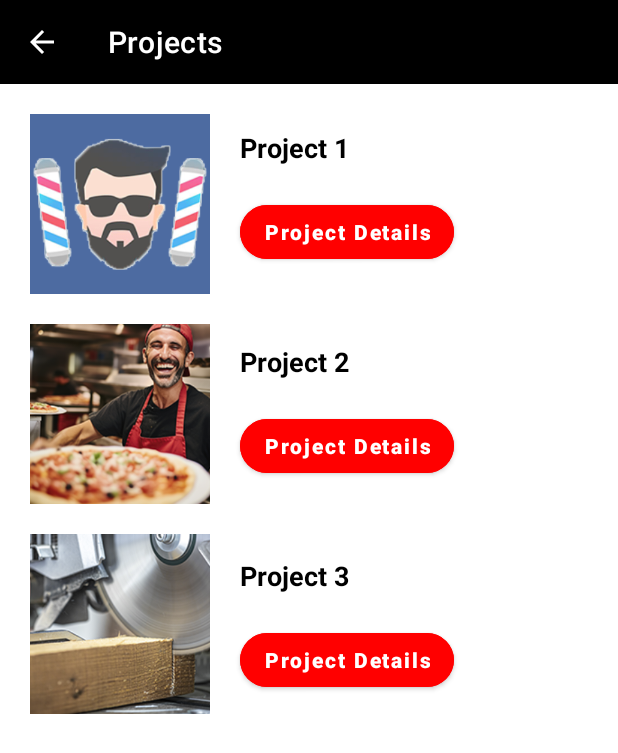
After one commit to KlausKurth/APP-MyProjectPortfolio, an Android app: the Project screen opened directly, with no data from a screen before it, on a phone screen of 412 x 824 dp. The commit adds this screen. Shown: the top 753 px of the screen. Run offline under Robolectric (Android 15) with nearby library versions, the phone set to English and light mode, and no system bars.

Commit message:
FEAT Fake interface

```diff
--- /dev/null
+++ b/app/src/main/java/com/techkurth/app_myprojectportfolio/Project.kt
@@ -0,0 +1,35 @@
+package com.techkurth.app_myprojectportfolio
+
+import android.os.Bundle
+import androidx.activity.enableEdgeToEdge
+import androidx.appcompat.app.AppCompatActivity
+import androidx.core.view.ViewCompat
+import androidx.core.view.WindowInsetsCompat
+import com.techkurth.app_myprojectportfolio.databinding.ActivityContactBinding
+import com.techkurth.app_myprojectportfolio.databinding.ActivityProjectBinding
+
+class Project : AppCompatActivity() {
+
+    private lateinit var binding: ActivityProjectBinding
+
+    override fun onCreate(savedInstanceState: Bundle?) {
+        super.onCreate(savedInstanceState)
+
+        binding = ActivityProjectBinding.inflate(layoutInflater)
+        setContentView(binding.root)
+
+        enableEdgeToEdge()
+        ViewCompat.setOnApplyWindowInsetsListener(findViewById(R.id.main)) { v, insets ->
+            val systemBars = insets.getInsets(WindowInsetsCompat.Type.systemBars())
+            v.setPadding(systemBars.left, systemBars.top, systemBars.right, systemBars.bottom)
+            insets
+        }
+
+        val toolbarProject = binding.toolbarProject
+        toolbarProject.setNavigationOnClickListener {
+            finish()
+        }
+
+
+    }
+}
--- /dev/null
+++ b/app/src/main/res/drawable/ic_back.xml
@@ -0,0 +1,5 @@
+<vector xmlns:android="http://schemas.android.com/apk/res/android" android:autoMirrored="true" android:height="24dp" android:tint="#FFFFFF" android:viewportHeight="24" android:viewportWidth="24" android:width="24dp">
+
+    <path android:fillColor="@android:color/white" android:pathData="M20,11H7.83l5.59,-5.59L12,4l-8,8 8,8 1.41,-1.41L7.83,13H20v-2z"/>
+
+</vector>
--- /dev/null
+++ b/app/src/main/res/drawable/ic_email.xml
@@ -0,0 +1,5 @@
+<vector xmlns:android="http://schemas.android.com/apk/res/android" android:height="24dp" android:tint="#38A779" android:viewportHeight="24" android:viewportWidth="24" android:width="24dp">
+
+    <path android:fillColor="@android:color/white" android:pathData="M20,4L4,4c-1.1,0 -1.99,0.9 -1.99,2L2,18c0,1.1 0.9,2 2,2h16c1.1,0 2,-0.9 2,-2L22,6c0,-1.1 -0.9,-2 -2,-2zM20,8l-8,5 -8,-5L4,6l8,5 8,-5v2z"/>
+
+</vector>
--- /dev/null
+++ b/app/src/main/res/drawable/ic_phone.xml
@@ -0,0 +1,5 @@
+<vector xmlns:android="http://schemas.android.com/apk/res/android" android:height="24dp" android:tint="#38A779" android:viewportHeight="24" android:viewportWidth="24" android:width="24dp">
+
+    <path android:fillColor="@android:color/white" android:pathData="M6.62,10.79c1.44,2.83 3.76,5.14 6.59,6.59l2.2,-2.2c0.27,-0.27 0.67,-0.36 1.02,-0.24 1.12,0.37 2.33,0.57 3.57,0.57 0.55,0 1,0.45 1,1V20c0,0.55 -0.45,1 -1,1 -9.39,0 -17,-7.61 -17,-17 0,-0.55 0.45,-1 1,-1h3.5c0.55,0 1,0.45 1,1 0,1.25 0.2,2.45 0.57,3.57 0.11,0.35 0.03,0.74 -0.25,1.02l-2.2,2.2z"/>
+
+</vector>
--- /dev/null
+++ b/app/src/main/res/drawable/margem_scroll.xml
@@ -0,0 +1,6 @@
+<?xml version="1.0" encoding="utf-8"?>
+<shape xmlns:android="http://schemas.android.com/apk/res/android">
+
+    <stroke android:color="@color/blue" android:width="2dp"/>
+
+</shape>
--- a/app/src/main/res/layout/activity_main.xml
+++ b/app/src/main/res/layout/activity_main.xml
@@ -30,7 +30,8 @@
         android:layout_width="wrap_content"
         android:layout_height="250dp"
         android:layout_margin="20dp"
-        tools:ignore="UselessLeaf">
+        tools:ignore="UselessLeaf"
+        android:background="@drawable/margem_scroll">
 
         <TextView
             android:layout_width="match_parent"
--- /dev/null
+++ b/app/src/main/res/layout/activity_project.xml
@@ -0,0 +1,136 @@
+<?xml version="1.0" encoding="utf-8"?>
+<androidx.constraintlayout.widget.ConstraintLayout xmlns:android="http://schemas.android.com/apk/res/android"
+    xmlns:app="http://schemas.android.com/apk/res-auto"
+    xmlns:tools="http://schemas.android.com/tools"
+    android:id="@+id/main"
+    android:layout_width="match_parent"
+    android:layout_height="match_parent"
+    android:background="@color/white"
+    tools:context=".Project">
+
+    <androidx.appcompat.widget.Toolbar
+        android:id="@+id/toolbarProject"
+        android:layout_width="match_parent"
+        android:layout_height="wrap_content"
+        app:title="@string/title_toolbar_project"
+        app:titleTextColor="@color/white"
+        app:navigationIcon="@drawable/ic_back"
+        android:background="@color/black"
+        app:layout_constraintTop_toTopOf="parent"
+        app:layout_constraintStart_toStartOf="parent"
+        app:layout_constraintEnd_toEndOf="parent"
+
+        />
+
+    <ImageView
+        android:id="@+id/imgProjeto1"
+        android:layout_width="120dp"
+        android:layout_height="120dp"
+        android:src="@drawable/projeto_barbearia"
+        android:layout_margin="20dp"
+        app:layout_constraintTop_toBottomOf="@id/toolbarProject"
+        app:layout_constraintStart_toStartOf="parent"/>
+
+    <TextView
+        android:id="@+id/txtProjeto1"
+        android:layout_width="wrap_content"
+        android:layout_height="wrap_content"
+        android:text="@string/txt_project_01"
+        android:textSize="18sp"
+        android:textColor="@color/black"
+        android:textStyle="bold"
+        android:layout_marginTop="30dp"
+        android:layout_marginHorizontal="20dp"
+        app:layout_constraintTop_toBottomOf="@id/toolbarProject"
+        app:layout_constraintStart_toEndOf="@id/imgProjeto1"/>
+
+    <Button
+        android:id="@+id/btProjeto1"
+        android:layout_width="wrap_content"
+        android:layout_height="wrap_content"
+        android:text="@string/txt_bt_project"
+        android:textSize="14sp"
+        android:textColor="@color/white"
+        android:textStyle="bold"
+        android:textAllCaps="false"
+        android:backgroundTint="@color/red"
+        android:layout_margin="20dp"
+        app:cornerRadius="32dp"
+        app:layout_constraintTop_toBottomOf="@id/txtProjeto1"
+        app:layout_constraintStart_toEndOf="@id/imgProjeto1"/>
+
+    <ImageView
+        android:id="@+id/imgProjeto2"
+        android:layout_width="120dp"
+        android:layout_height="120dp"
+        android:src="@drawable/projeto_pizzaria"
+        android:layout_margin="20dp"
+        app:layout_constraintTop_toBottomOf="@id/imgProjeto1"
+        app:layout_constraintStart_toStartOf="parent"/>
+
+    <TextView
+        android:id="@+id/txtProjeto2"
+        android:layout_width="wrap_content"
+        android:layout_height="wrap_content"
+        android:text="@string/txt_project_02"
+        android:textSize="18sp"
+        android:textColor="@color/black"
+        android:textStyle="bold"
+        android:layout_marginTop="50dp"
+        android:layout_marginHorizontal="20dp"
+        app:layout_constraintTop_toBottomOf="@id/btProjeto1"
+        app:layout_constraintStart_toEndOf="@id/imgProjeto2"/>
+
+    <Button
+        android:id="@+id/btProjeto2"
+        android:layout_width="wrap_content"
+        android:layout_height="wrap_content"
+        android:text="@string/txt_bt_project"
+        android:textSize="14sp"
+        android:textColor="@color/white"
+        android:textStyle="bold"
+        android:textAllCaps="false"
+        android:backgroundTint="@color/red"
+        android:layout_margin="20dp"
+        app:cornerRadius="32dp"
+        app:layout_constraintTop_toBottomOf="@id/txtProjeto2"
+        app:layout_constraintStart_toEndOf="@id/imgProjeto2"/>
+
+    <ImageView
+        android:id="@+id/imgProjeto3"
+        android:layout_width="120dp"
+        android:layout_height="120dp"
+        android:src="@drawable/projeto_marcenaria"
+        android:layout_margin="20dp"
+        app:layout_constraintTop_toBottomOf="@id/imgProjeto2"
+        app:layout_constraintStart_toStartOf="parent"/>
+
+    <TextView
+        android:id="@+id/txtProjeto3"
+        android:layout_width="wrap_content"
+        android:layout_height="wrap_content"
+        android:text="@string/txt_project_03"
+        android:textSize="18sp"
+        android:textColor="@color/black"
+        android:textStyle="bold"
+        android:layout_marginTop="50dp"
+        android:layout_marginHorizontal="20dp"
+        app:layout_constraintTop_toBottomOf="@id/btProjeto2"
+        app:layout_constraintStart_toEndOf="@id/imgProjeto3"/>
+
+    <Button
+        android:id="@+id/btProjeto3"
+        android:layout_width="wrap_content"
+        android:layout_height="wrap_content"
+        android:text="@string/txt_bt_project"
+        android:textSize="14sp"
+        android:textColor="@color/white"
+        android:textStyle="bold"
+        android:textAllCaps="false"
+        android:backgroundTint="@color/red"
+        android:layout_margin="20dp"
+        app:cornerRadius="32dp"
+        app:layout_constraintTop_toBottomOf="@id/txtProjeto3"
+        app:layout_constraintStart_toEndOf="@id/imgProjeto3"/>
+
+</androidx.constraintlayout.widget.ConstraintLayout>
--- a/app/src/main/res/values/strings.xml
+++ b/app/src/main/res/values/strings.xml
@@ -2,19 +2,27 @@
     <string name="app_name">APP-MyProjectPortfolio</string>
     <string name="txt_username">Klaus Kurth</string>
     <string name="txt_description">
-        Leonardo Campos é um desenvolvedor Android sênior com uma paixão inigualável pela criação de experiências digitais inovadoras. Com mais de uma década de experiência no desenvolvimento de aplicativos móveis, ele traz consigo um profundo entendimento do ecossistema Android e uma dedicação incansável à excelência técnica.<br/><br/><br/>
+        Leonardo Campos é um desenvolvedor Android sênior com uma paixão inigualável pela criação de experiências digitais inovadoras. Com mais de uma década de experiência no desenvolvimento de aplicativos móveis, ele traz consigo um profundo entendimento do ecossistema Android e uma dedicação incansável à excelência técnica.<br /><br /><br />
         \n\n\n
-        <b>Habilidades</b><br/><br/>
+        <b>Habilidades</b><br /><br />
         \n\n\n
-        <b>Desenvolvimento Android:</b> Especialista em Kotlin, Leonardo possui uma profunda compreensão do desenvolvimento Android nativo, entregando aplicativos robustos e eficientes.<br/><br/>
+        <b>Desenvolvimento Android:</b> Especialista em Kotlin, Leonardo possui uma profunda compreensão do desenvolvimento Android nativo, entregando aplicativos robustos e eficientes.<br /><br />
         \n\n\n
-        <b>Arquitetura de Software:</b> Experiente na implementação de arquiteturas modernas como MVVM, Clean Architecture e Jetpack Compose, garantindo código modular e de fácil manutenção.<br/><br/>
+        <b>Arquitetura de Software:</b> Experiente na implementação de arquiteturas modernas como MVVM, Clean Architecture e Jetpack Compose, garantindo código modular e de fácil manutenção.<br /><br />
         \n\n\n
-        <b>Testes Automatizados:</b> Firme defensor da qualidade do software, Leonardo implementa testes automatizados de unidade e UI para garantir a estabilidade e a confiabilidade de cada aplicativo.<br/><br/>
+        <b>Testes Automatizados:</b> Firme defensor da qualidade do software, Leonardo implementa testes automatizados de unidade e UI para garantir a estabilidade e a confiabilidade de cada aplicativo.<br /><br />
         \n\n\n
         <b>Mentoria e Liderança Técnica:</b> Além de suas habilidades técnicas, Leonardo destaca-se como mentor, compartilhando conhecimento e orientando equipes para alcançarem seu melhor desempenho.
     </string>
     <string name="txt_projects">Projects</string>
     <string name="txt_contact">Contact</string>
+    <string name="title_toolbar_contact">Contact</string>
+    <string name="title_toolbar_project">Projects</string>
+    <string name="txt_phone">+5511999990000</string>
+    <string name="txt_email">contato@contato.com.br</string>
+    <string name="txt_project_01">Project 1</string>
+    <string name="txt_project_02">Project 2</string>
+    <string name="txt_project_03">Project 3</string>
+    <string name="txt_bt_project">Project Details</string>
 
 </resources>
--- a/app/src/main/res/values/themes.xml
+++ b/app/src/main/res/values/themes.xml
@@ -4,5 +4,17 @@
         <item name="android:statusBarColor">@color/blue</item>
     </style>
 
+    <style name="ScreenContact" parent="Theme.MaterialComponents.NoActionBar">
+        <item name="android:statusBarColor">@color/dark_green</item>
+        <item name="android:textColor">@color/black</item>
+    </style>
+    <style name="ScreenProject" parent="Theme.MaterialComponents.NoActionBar">
+        <item name="android:statusBarColor">@color/black</item>
+        <item name="android:textColor">@color/black</item>
+    </style>
+
     <style name="Theme.APPMyProjectPortfolio" parent="Base.Theme.APPMyProjectPortfolio" />
+    <style name="Theme.ScreenContact" parent="ScreenContact"/>
+    <style name="Theme.ScreenProject" parent="ScreenProject"/>
+
 </resources>
```
Also changed, not shown: app/src/main/AndroidManifest.xml (+8 -0 lines), app/src/main/java/com/techkurth/app_myprojectportfolio/Contact.kt (added, +58 -0 lines), app/src/main/java/com/techkurth/app_myprojectportfolio/MainActivity.kt (+13 -0 lines), app/src/main/res/layout/activity_contact.xml (added, +81 -0 lines).
